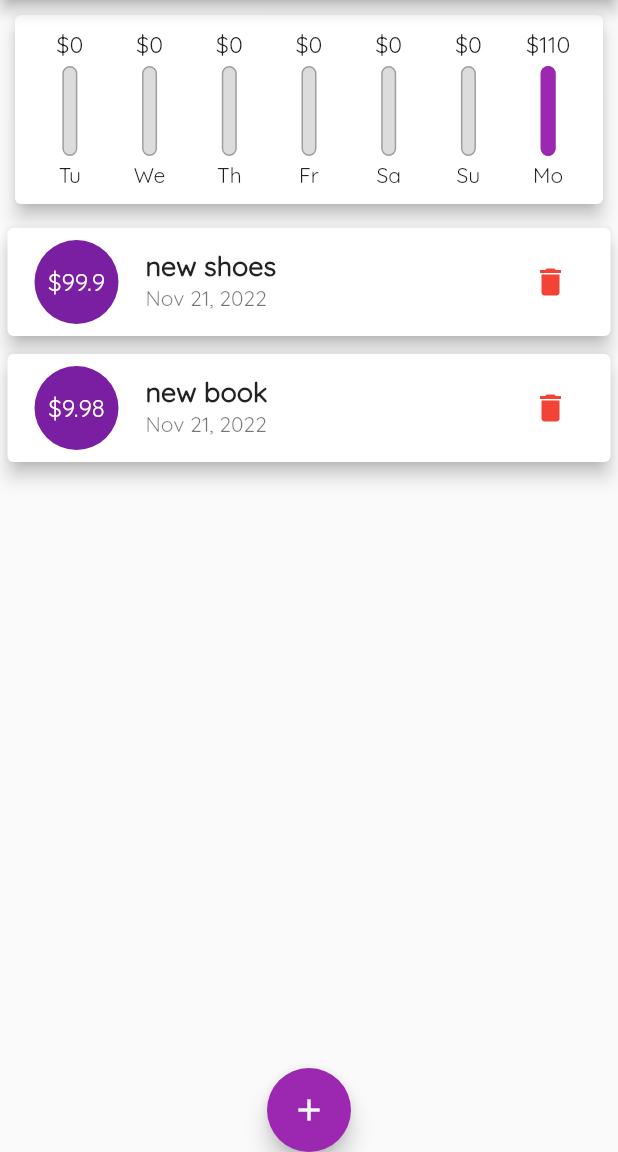
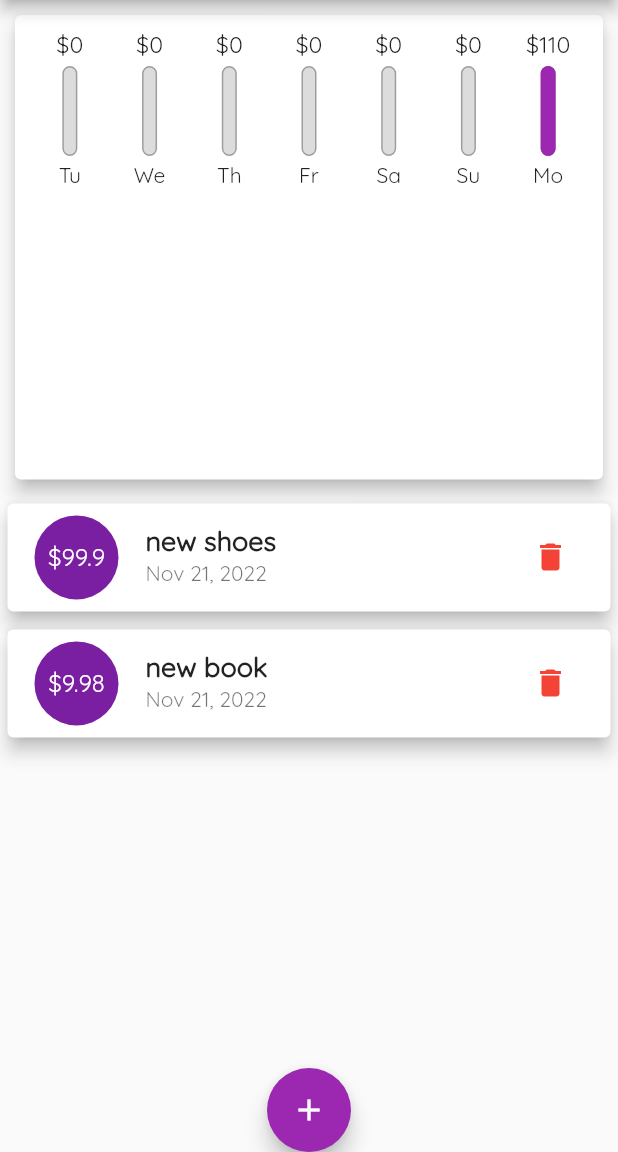
Before and after one commit to Nasim-Alizai/flutter_expense_palnner, a Flutter app: the screen it shows after launch, on a phone screen of 412 x 824 dp, the part 84-1236 px from its top. Run offline on Flutter 3.47's test engine with Material 2 defaults, Android fonts, the phone set to English and light mode, and no system bars; Roboto replaces fonts that are missing (OpenSans).

Commit message:
dynamic height

```diff
--- a/lib/widgets/Transaction_list.dart
+++ b/lib/widgets/Transaction_list.dart
@@ -12,7 +12,7 @@ class TransactionList extends StatelessWidget {
   @override
   Widget build(BuildContext context) {
     return Container(
-        height: 450,
+        height: MediaQuery.of(context).size.height * 0.6,
         child: userTransactions.isEmpty
             ? Column(
                 children: [
--- a/lib/widgets/chart.dart
+++ b/lib/widgets/chart.dart
@@ -37,7 +37,9 @@ class Chart extends StatelessWidget {
 
   @override
   Widget build(BuildContext context) {
-    return Card(
+    return Container(
+      height: MediaQuery.of(context).size.height * 0.4,
+      child: Card(
         elevation: 5,
         margin: EdgeInsets.all(10),
         child: Container(
@@ -58,6 +60,7 @@ class Chart extends StatelessWidget {
             }).toList(),
           ),
         ),
+      ),
     );
   }
 }
```
Lines whose indentation alone changed are shown as unchanged.
